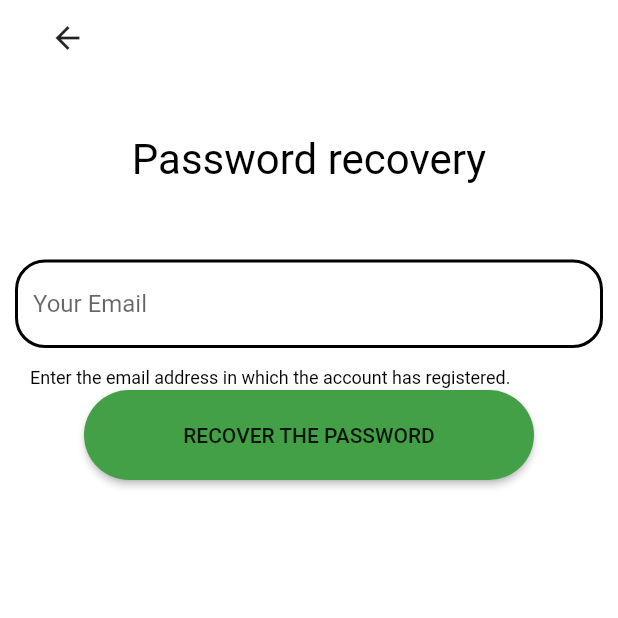
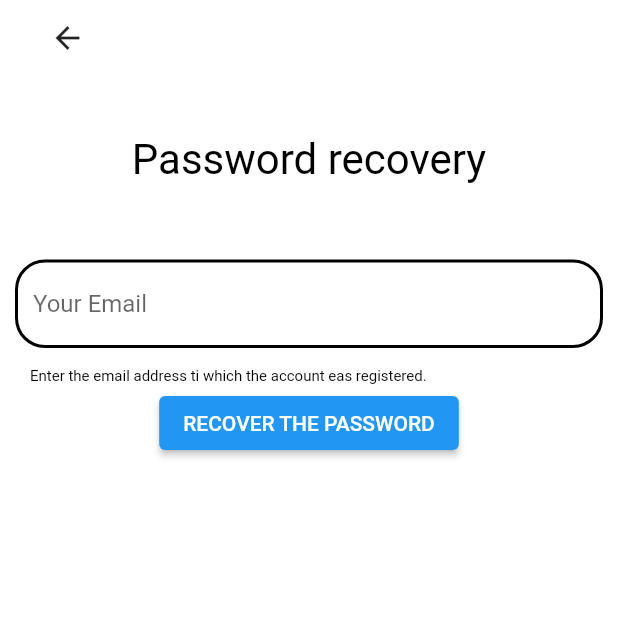
Before and after one commit to MuhammadAsif191/VetCare-App, a Flutter app: the forgetPass screen opened directly, on a phone screen of 412 x 824 dp, the top half of it. Run offline on Flutter 3.47's test engine with Material 2 defaults, Android fonts, the phone set to English and light mode, and no system bars; our stand-ins replace cloud_firestore, firebase_auth, firebase_core, grouped_list, otp_text_field; accounts and stored records are empty.

Commit message:
Last changes in login/signup

```diff
--- a/lib/UI/RecoverPass.dart
+++ b/lib/UI/RecoverPass.dart
@@ -20,8 +20,7 @@ class _forgetPassPage extends State<forgetPass> {
   Widget build(BuildContext context) {
     return Scaffold(
       backgroundColor: Colors.white,
-      body: SafeArea(
-        child: Column(children: <Widget>[
+      body: Column(children: <Widget>[
         Container(
             child: Row(
           children: [
@@ -78,23 +77,17 @@ class _forgetPassPage extends State<forgetPass> {
         Container(
           child: Row(children: [
             Container(
-                alignment: Alignment.center,
               margin: EdgeInsets.fromLTRB(20, 1, 1, 1),
               child: Text(
-                  'Enter the email address in which the account has registered.',
-                  style: TextStyle(fontSize: 12, color: Colors.black),
+                'Enter the email address ti which the account eas registered.',
+                style: TextStyle(fontSize: 10, color: Colors.black),
               ),
             ),
           ]),
         ),
-          SizedBox(
-            height: 60,
-            width: 300,
-            child: RaisedButton(
-              color: Colors.green[600],
+        Container(
+          child: ElevatedButton(
             child: const Text('RECOVER THE PASSWORD'),
-              shape: RoundedRectangleBorder(
-                  borderRadius: BorderRadius.circular(50)),
             onPressed: () {
               setState(() {
                 flagMail = false;
@@ -117,7 +110,6 @@ class _forgetPassPage extends State<forgetPass> {
           ),
         ),
       ]),
-      ),
     );
   }
 }
--- a/lib/UI/UseMain.dart
+++ b/lib/UI/UseMain.dart
@@ -15,7 +15,7 @@ class UserMainpage extends State<UserMain> {
         backgroundColor: Colors.green[600],
         centerTitle: true,
         title: Text(
-          'Login or registration User account',
+          'Login or registration account',
           style: TextStyle(
             fontSize: 18,
           ),
--- a/lib/UI/passRecoverDoctor.dart
+++ b/lib/UI/passRecoverDoctor.dart
@@ -18,8 +18,7 @@ class _forgetPassPage extends State<forgetDoctorPass> {
   Widget build(BuildContext context) {
     return Scaffold(
       backgroundColor: Colors.white,
-      body: SafeArea(
-        child: Column(children: <Widget>[
+      body: Column(children: <Widget>[
         Container(
             child: Row(
           children: [
@@ -130,7 +129,6 @@ class _forgetPassPage extends State<forgetDoctorPass> {
           ),
         ),
       ]),
-      ),
     );
   }
 }
```
Lines whose indentation alone changed are shown as unchanged.
